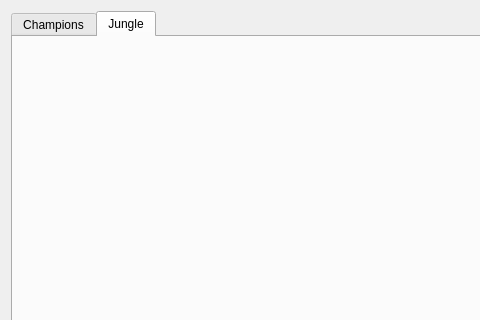
This is stats.ui in SandvichVonNom/JungleModel as Qt 5 draws it before an edit; both pictures show x 0 to 480 and y 0 to 320 of the 726 by 524 pixel window. The edited form follows.
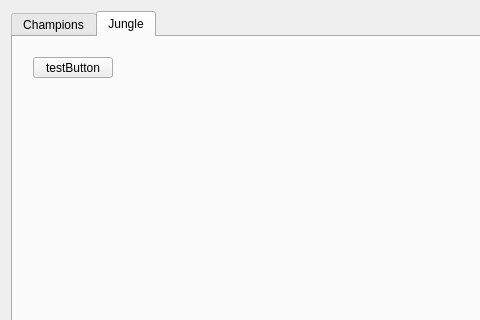
This is the edited form. The open tabs and pages were chosen to show the change.

Commit message: Trying to get signals/slots to make the 2 windows interact

Patch:
```diff
--- a/stats.ui
+++ b/stats.ui
@@ -261,6 +261,19 @@
         <attribute name="title">
          <string>Jungle</string>
         </attribute>
+        <widget class="QPushButton" name="testButton">
+         <property name="geometry">
+          <rect>
+           <x>20</x>
+           <y>20</y>
+           <width>80</width>
+           <height>21</height>
+          </rect>
+         </property>
+         <property name="text">
+          <string>testButton</string>
+         </property>
+        </widget>
        </widget>
       </widget>
      </item>
```
Left out of the diff: 16 changed lines with no effect on the pictures. The commit also changes 3 other files.
